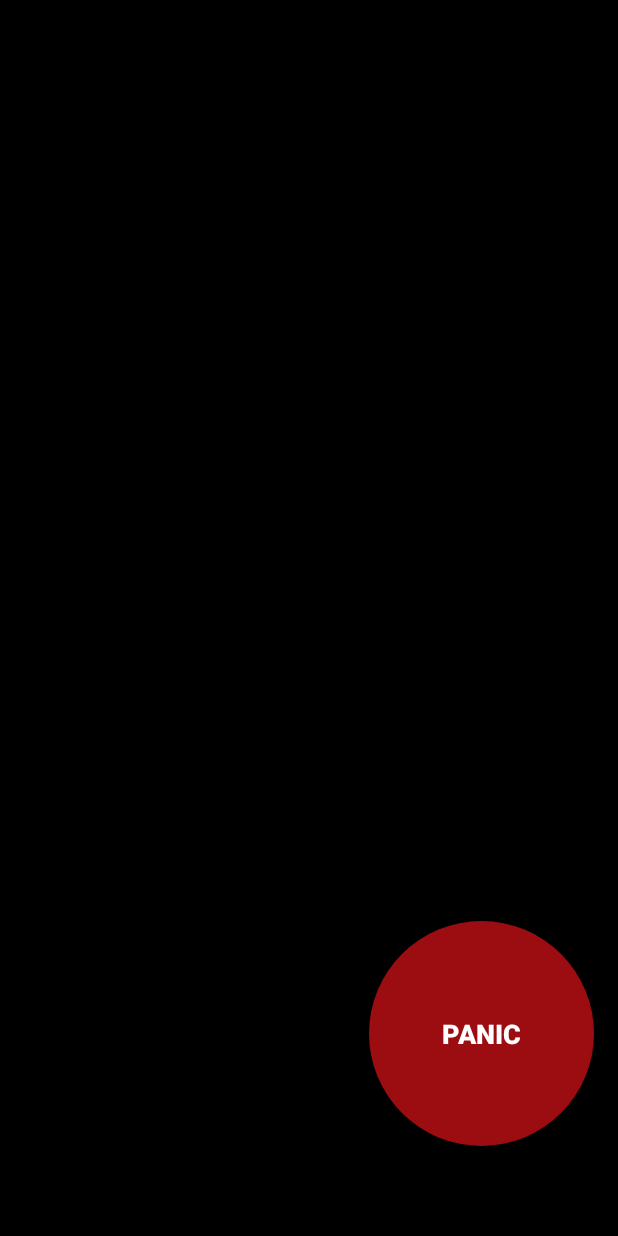
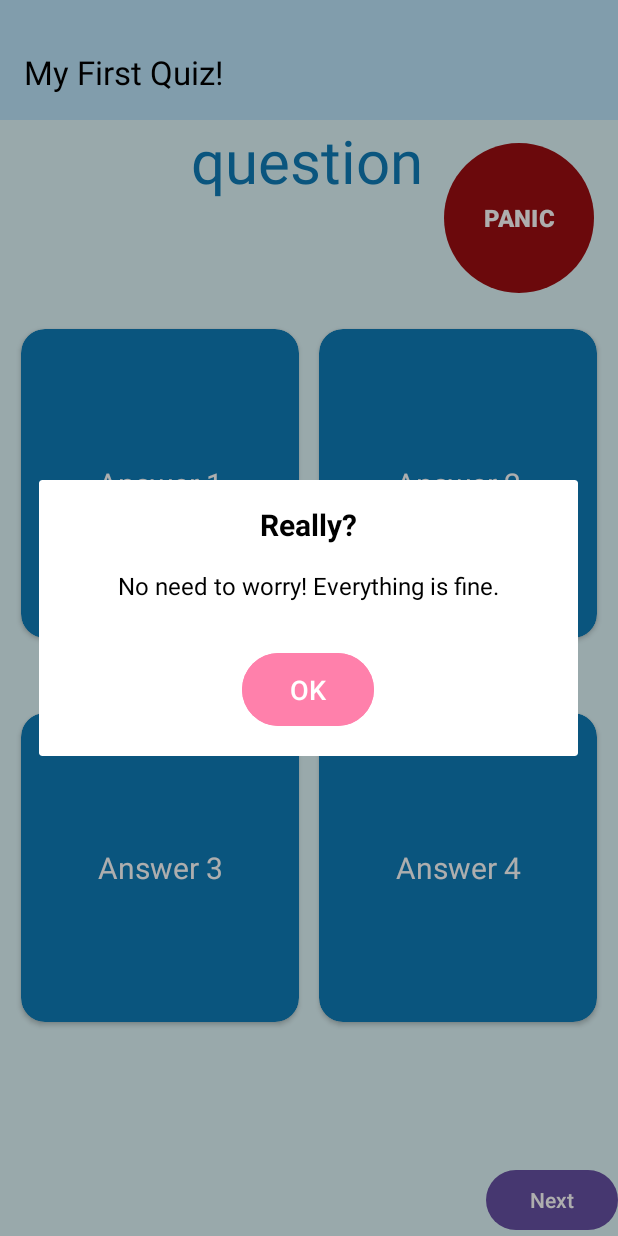
Before and after one commit to vladyegorin/sanity_quiz_mm2025, an Android app: the InsideQuiz screen opened directly, with no data from a screen before it, after a tap on "PANIC", on a phone screen of 412 x 824 dp. Run offline under Robolectric (Android 15) with nearby library versions, the phone set to English and light mode, and no system bars.

Commit message:
quiz layout

```diff
--- a/app/src/main/java/com/example/myapplication/InsideQuiz.kt
+++ b/app/src/main/java/com/example/myapplication/InsideQuiz.kt
@@ -1,9 +1,13 @@
 package com.example.myapplication
 
+import android.content.Intent
 import android.os.Bundle
+import android.view.LayoutInflater
 import android.view.animation.AnimationUtils
 import android.widget.Button
+import android.widget.ImageView
 import androidx.activity.enableEdgeToEdge
+import androidx.appcompat.app.AlertDialog
 import androidx.appcompat.app.AppCompatActivity
 
 class InsideQuiz: AppCompatActivity() {
@@ -12,18 +16,45 @@ class InsideQuiz: AppCompatActivity() {
         enableEdgeToEdge()
         setContentView(R.layout.insidequiz)
         val panicButton = findViewById<Button>(R.id.panicButton)
+        var questionCounter = 0;
+
         //30+
         val pulseAnimation = AnimationUtils.loadAnimation(this, R.anim.pulsation_animation)
+
         //60+
         val pulseAnimationExtra = AnimationUtils.loadAnimation(this, R.anim.pulsation_animation_extra)
+
         //100
         val pulseAnimation100 = AnimationUtils.loadAnimation(this, R.anim.pulsation_animation_100)
-        panicButton.startAnimation(pulseAnimation)
+
+        panicButton.visibility = Button.VISIBLE;
+        //panicButton.startAnimation(pulseAnimation)
         panicButton.setOnClickListener {
-            panicButton.startAnimation(pulseAnimation100)
+            noNeedToPanicDialog()
         }
 
 
 
     }
+
+    private fun noNeedToPanicDialog() {
+
+        val dialogView = LayoutInflater.from(this).inflate(R.layout.no_need_to_panic_dialogue, null)
+
+
+        val dialog = AlertDialog.Builder(this)
+            .setView(dialogView)
+            .create()
+
+
+        val okButton: Button = dialogView.findViewById(R.id.okButton)
+
+
+        okButton.setOnClickListener {
+            dialog.dismiss()
+        }
+
+
+        dialog.show()
+    }
 }
--- a/app/src/main/res/layout/insidequiz.xml
+++ b/app/src/main/res/layout/insidequiz.xml
@@ -3,24 +3,180 @@
     android:layout_width="match_parent"
     android:layout_height="match_parent"
     xmlns:app="http://schemas.android.com/apk/res-auto"
-    android:background="#000000">
+    xmlns:tools="http://schemas.android.com/tools"
+    android:background="#E0F7FA"
+    >
 
     <!-- Panic Button -->
     <Button
         android:id="@+id/panicButton"
-        android:layout_width="150dp"
-        android:layout_height="150dp"
+        android:layout_width="100dp"
+        android:layout_height="100dp"
         android:background="@drawable/panicbutton"
         android:text="PANIC"
         android:textColor="#FFFFFF"
         app:backgroundTint="#9c0d11"
-        android:textSize="18sp"
+        android:textSize="16sp"
+        android:layout_marginTop="15dp"
         android:textStyle="bold"
         android:gravity="center"
         android:stateListAnimator="@null"
-        app:layout_constraintBottom_toBottomOf="parent"
+        app:layout_constraintTop_toBottomOf="@id/toolbar"
         app:layout_constraintEnd_toEndOf="parent"
         android:layout_marginEnd="16dp"
         android:layout_marginBottom="60dp" />
 
+    <androidx.appcompat.widget.Toolbar
+        android:id="@+id/toolbar"
+        android:layout_width="match_parent"
+        android:layout_height="80dp"
+        android:background="#bde6fc"
+        android:elevation="4dp"
+        android:paddingTop="16dp"
+        app:title="My First Quiz!"
+        app:titleTextColor="@android:color/black"
+        app:layout_constraintTop_toTopOf="parent"
+        app:layout_constraintEnd_toEndOf="parent"/>
+
+    <TextView
+        android:id="@+id/chigibam"
+        android:layout_width="wrap_content"
+        android:layout_height="wrap_content"
+        android:text="question"
+        android:textColor="#0f7db8"
+        android:textSize="40sp"
+        android:maxLines="1"
+        android:ellipsize="end"
+
+        app:autoSizeTextType="uniform"
+        app:autoSizeMinTextSize="12sp"
+        app:autoSizeMaxTextSize="40sp"
+        app:autoSizeStepGranularity="2sp"
+
+
+        app:layout_constraintEnd_toEndOf="parent"
+        app:layout_constraintHorizontal_bias="0.494"
+        app:layout_constraintStart_toStartOf="parent"
+        app:layout_constraintTop_toBottomOf="@id/toolbar"
+        app:layout_constraintVertical_bias="0.039"
+        tools:textStyle="bold"/>
+
+
+    <androidx.cardview.widget.CardView
+        android:id="@+id/answer1"
+        android:layout_width="0dp"
+        android:layout_height="0dp"
+        app:cardCornerRadius="16dp"
+        app:cardBackgroundColor="#0f7db8"
+        android:clickable="true"
+        android:focusable="true"
+        android:layout_marginTop="85dp"
+        app:layout_constraintTop_toBottomOf="@id/chigibam"
+        app:layout_constraintStart_toStartOf="parent"
+        app:layout_constraintEnd_toStartOf="@id/answer2"
+        app:layout_constraintWidth_percent="0.45"
+        app:layout_constraintHeight_percent="0.25">
+
+        <TextView
+            android:id="@+id/answerText1"
+            android:layout_width="match_parent"
+            android:layout_height="match_parent"
+            android:text="Answer 1"
+            android:textColor="@android:color/white"
+            android:gravity="center"
+            android:padding="16dp"
+            android:textSize="20sp"/>
+    </androidx.cardview.widget.CardView>
+
+
+    <androidx.cardview.widget.CardView
+        android:id="@+id/answer2"
+        android:layout_width="0dp"
+        android:layout_height="0dp"
+        app:cardCornerRadius="16dp"
+        app:cardBackgroundColor="#0f7db8"
+        android:clickable="true"
+        android:focusable="true"
+        android:layout_marginTop="85dp"
+        app:layout_constraintTop_toBottomOf="@id/chigibam"
+        app:layout_constraintStart_toEndOf="@id/answer1"
+        app:layout_constraintEnd_toEndOf="parent"
+        app:layout_constraintWidth_percent="0.45"
+        app:layout_constraintHeight_percent="0.25">
+
+        <TextView
+            android:id="@+id/answerText2"
+            android:layout_width="match_parent"
+            android:layout_height="match_parent"
+            android:text="Answer 2"
+            android:textColor="@android:color/white"
+            android:gravity="center"
+            android:padding="16dp"
+            android:textSize="20sp"/>
+    </androidx.cardview.widget.CardView>
+
+
+    <androidx.cardview.widget.CardView
+        android:id="@+id/answer3"
+        android:layout_width="0dp"
+        android:layout_height="0dp"
+        app:cardCornerRadius="16dp"
+        app:cardBackgroundColor="#0f7db8"
+        android:clickable="true"
+        android:focusable="true"
+        android:layout_marginTop="50dp"
+        app:layout_constraintTop_toBottomOf="@id/answer1"
+        app:layout_constraintStart_toStartOf="parent"
+        app:layout_constraintEnd_toStartOf="@id/answer4"
+        app:layout_constraintWidth_percent="0.45"
+        app:layout_constraintHeight_percent="0.25">
+
+        <TextView
+            android:id="@+id/answerText3"
+            android:layout_width="match_parent"
+            android:layout_height="match_parent"
+            android:text="Answer 3"
+            android:textColor="@android:color/white"
+            android:gravity="center"
+            android:padding="16dp"
+            android:textSize="20sp"/>
+    </androidx.cardview.widget.CardView>
+
+
+    <androidx.cardview.widget.CardView
+        android:id="@+id/answer4"
+        android:layout_width="0dp"
+        android:layout_height="0dp"
+        app:cardCornerRadius="16dp"
+        app:cardBackgroundColor="#0f7db8"
+        android:clickable="true"
+        android:focusable="true"
+        android:layout_marginTop="50dp"
+        app:layout_constraintTop_toBottomOf="@id/answer2"
+        app:layout_constraintStart_toEndOf="@id/answer3"
+        app:layout_constraintEnd_toEndOf="parent"
+        app:layout_constraintWidth_percent="0.45"
+        app:layout_constraintHeight_percent="0.25">
+
+        <TextView
+            android:id="@+id/answerText4"
+            android:layout_width="match_parent"
+            android:layout_height="match_parent"
+            android:text="Answer 4"
+            android:textColor="@android:color/white"
+            android:gravity="center"
+            android:padding="16dp"
+            android:textSize="20sp"/>
+    </androidx.cardview.widget.CardView>
+
+    <Button
+        android:id="@+id/nextButton"
+        android:layout_width="wrap_content"
+        android:layout_height="wrap_content"
+
+        android:text="Next"
+        app:layout_constraintBottom_toBottomOf="parent"
+        app:layout_constraintEnd_toEndOf="parent"
+
+        />
 </androidx.constraintlayout.widget.ConstraintLayout>
--- /dev/null
+++ b/app/src/main/res/layout/no_need_to_panic_dialogue.xml
@@ -0,0 +1,51 @@
+<?xml version="1.0" encoding="utf-8"?>
+<LinearLayout xmlns:android="http://schemas.android.com/apk/res/android"
+    android:layout_width="match_parent"
+    android:layout_height="wrap_content"
+    android:orientation="vertical"
+    android:padding="16dp">
+
+    <!-- Title -->
+    <TextView
+        android:id="@+id/dialogTitle"
+        android:layout_width="match_parent"
+        android:layout_height="wrap_content"
+        android:text="Really?"
+        android:textSize="20sp"
+        android:textColor="#000000"
+        android:textStyle="bold"
+        android:gravity="center"
+        android:layout_marginBottom="16dp"/>
+
+    <!-- Message -->
+    <TextView
+        android:id="@+id/dialogMessage"
+        android:layout_width="match_parent"
+        android:layout_height="wrap_content"
+        android:text="No need to worry! Everything is fine."
+        android:textSize="16sp"
+        android:textColor="#000000"
+        android:gravity="center"
+        android:layout_marginBottom="24dp"/>
+
+
+    <LinearLayout
+        android:layout_width="match_parent"
+        android:layout_height="wrap_content"
+        android:orientation="horizontal"
+        android:gravity="center"
+        android:layout_marginTop="6dp">
+
+        <!-- Yes Button (Image) -->
+        <Button
+            android:id="@+id/okButton"
+            android:layout_width="wrap_content"
+            android:layout_height="wrap_content"
+            android:text="OK"
+            android:textSize="18sp"
+            android:textColor="#FFFFFF"
+            android:backgroundTint="#FF80AB"
+            android:paddingHorizontal="24dp"
+            android:paddingVertical="12dp"/>
+    </LinearLayout>
+</LinearLayout>
--- a/app/src/main/res/layout/rules.xml
+++ b/app/src/main/res/layout/rules.xml
@@ -6,13 +6,13 @@
     android:layout_height="match_parent"
     xmlns:app="http://schemas.android.com/apk/res-auto"
     xmlns:tools="http://schemas.android.com/tools"
-    tools:context=".MainActivity">
+    android:background="#E0F7FA">
 
     <androidx.appcompat.widget.Toolbar
         android:id="@+id/toolbar"
         android:layout_width="match_parent"
         android:layout_height="80dp"
-        android:background="#E0F7FA"
+        android:background="#bde6fc"
         android:elevation="4dp"
         android:paddingTop="16dp"
     app:title="My First Quiz!"
```
